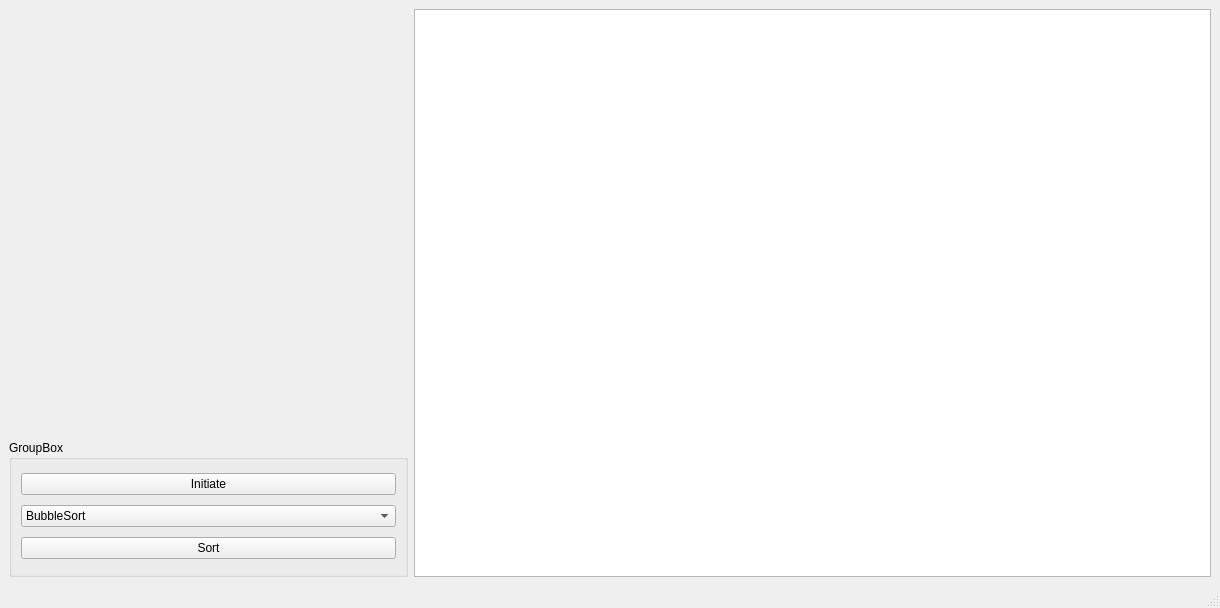
The window that Sortings_Visualization/mainwindow.ui (yegorgru/OOP_Lab2_4_Semester) describes before a commit, drawn with Qt 5.
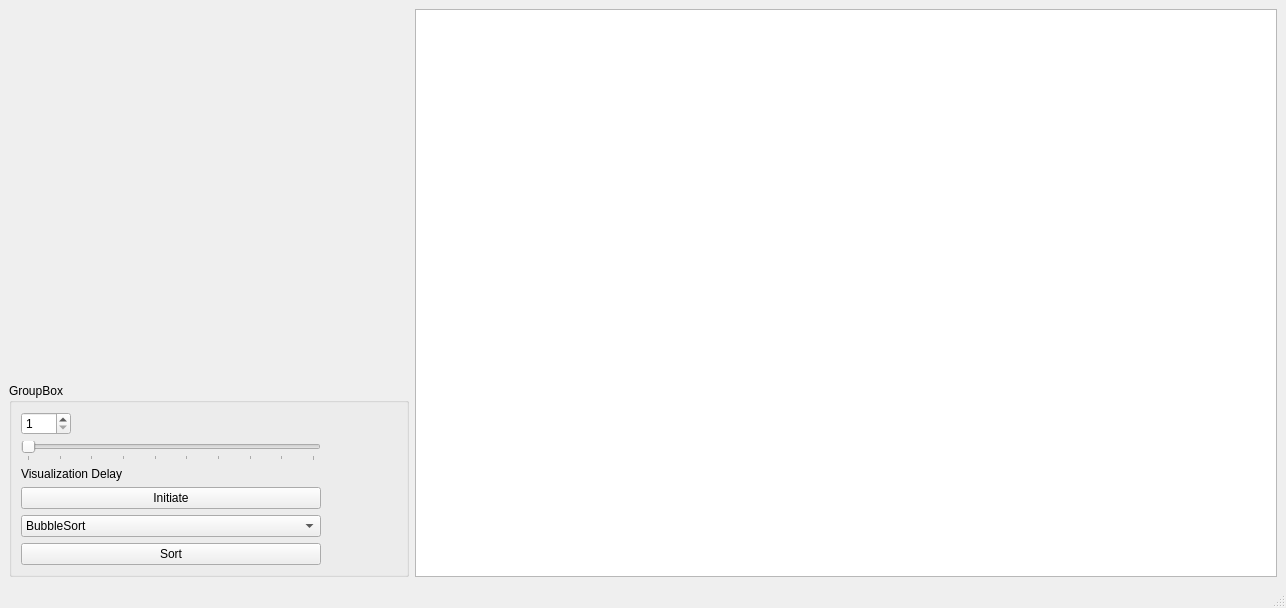
The same window after the commit.

Commit message: Regulating amount of rectangles and visualization delay

```diff
--- a/Sortings_Visualization/mainwindow.ui
+++ b/Sortings_Visualization/mainwindow.ui
@@ -6,7 +6,7 @@
    <rect>
     <x>0</x>
     <y>0</y>
-    <width>1220</width>
+    <width>1286</width>
     <height>608</height>
    </rect>
   </property>
@@ -15,14 +15,98 @@
   </property>
   <widget class="QWidget" name="centralwidget">
    <layout class="QGridLayout" name="gridLayout">
-    <item row="3" column="0">
+    <item row="2" column="0">
      <widget class="QGroupBox" name="groupBox">
+      <property name="minimumSize">
+       <size>
+        <width>300</width>
+        <height>0</height>
+       </size>
+      </property>
+      <property name="maximumSize">
+       <size>
+        <width>400</width>
+        <height>16777215</height>
+       </size>
+      </property>
       <property name="title">
        <string>GroupBox</string>
       </property>
       <layout class="QVBoxLayout" name="verticalLayout">
+       <item>
+        <widget class="QSpinBox" name="spinBox">
+         <property name="maximumSize">
+          <size>
+           <width>50</width>
+           <height>16777215</height>
+          </size>
+         </property>
+         <property name="minimum">
+          <number>1</number>
+         </property>
+         <property name="maximum">
+          <number>10</number>
+         </property>
+        </widget>
+       </item>
+       <item>
+        <widget class="QSlider" name="Slider">
+         <property name="minimumSize">
+          <size>
+           <width>30</width>
+           <height>0</height>
+          </size>
+         </property>
+         <property name="maximumSize">
+          <size>
+           <width>300</width>
+           <height>16777215</height>
+          </size>
+         </property>
+         <property name="minimum">
+          <number>100</number>
+         </property>
+         <property name="maximum">
+          <number>1000</number>
+         </property>
+         <property name="singleStep">
+          <number>100</number>
+         </property>
+         <property name="pageStep">
+          <number>100</number>
+         </property>
+         <property name="orientation">
+          <enum>Qt::Horizontal</enum>
+         </property>
+         <property name="tickPosition">
+          <enum>QSlider::TicksBelow</enum>
+         </property>
+         <property name="tickInterval">
+          <number>100</number>
+         </property>
+        </widget>
+       </item>
+       <item>
+        <widget class="QLabel" name="label">
+         <property name="maximumSize">
+          <size>
+           <width>110</width>
+           <height>30</height>
+          </size>
+         </property>
+         <property name="text">
+          <string>Visualization Delay</string>
+         </property>
+        </widget>
+       </item>
        <item>
         <widget class="QPushButton" name="InitiateButton">
+         <property name="maximumSize">
+          <size>
+           <width>300</width>
+           <height>16777215</height>
+          </size>
+         </property>
          <property name="text">
           <string>Initiate</string>
          </property>
@@ -30,6 +114,18 @@
        </item>
        <item>
         <widget class="QComboBox" name="SortingNameComboBox">
+         <property name="minimumSize">
+          <size>
+           <width>300</width>
+           <height>0</height>
+          </size>
+         </property>
+         <property name="maximumSize">
+          <size>
+           <width>300</width>
+           <height>16777215</height>
+          </size>
+         </property>
          <item>
           <property name="text">
            <string>BubbleSort</string>
@@ -54,6 +150,12 @@
        </item>
        <item>
         <widget class="QPushButton" name="SortButton">
+         <property name="maximumSize">
+          <size>
+           <width>300</width>
+           <height>16777215</height>
+          </size>
+         </property>
          <property name="text">
           <string>Sort</string>
          </property>
@@ -62,7 +164,7 @@
       </layout>
      </widget>
     </item>
-    <item row="0" column="1" rowspan="4" colspan="2">
+    <item row="0" column="2" rowspan="3" colspan="2">
      <widget class="QGraphicsView" name="graphicsView"/>
     </item>
    </layout>
```
Left out of the diff: 21 changed lines with no effect on the pictures. The commit also changes 3 other files.
